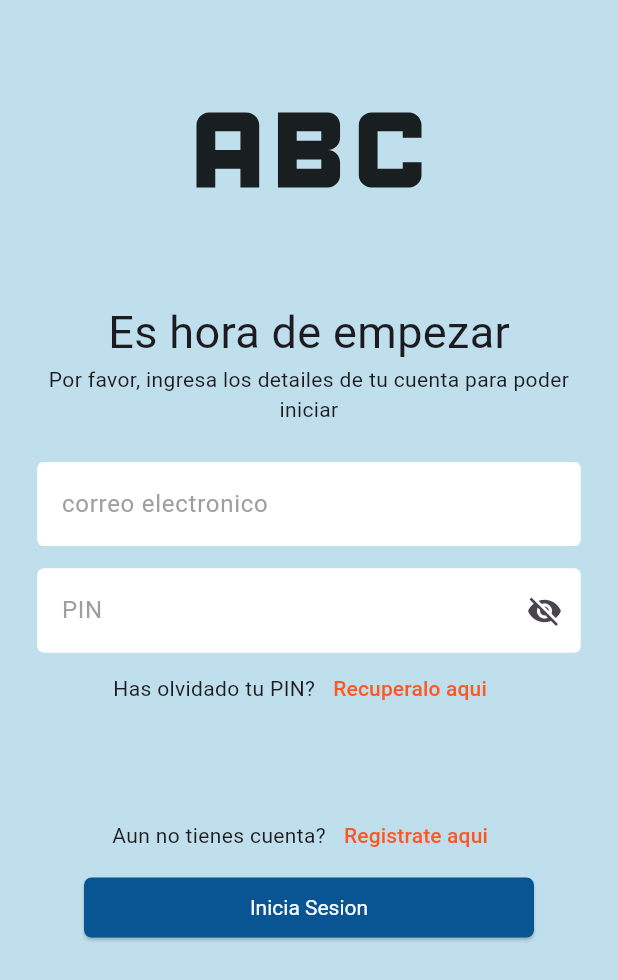
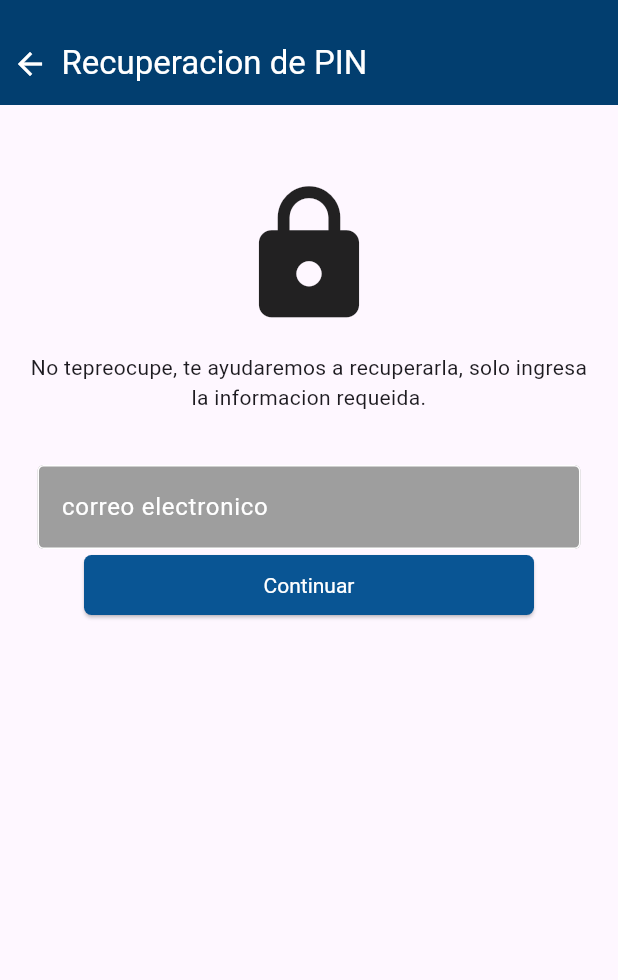
Before and after one commit to DinushaGihan/iedu, a Flutter app: the screen it shows after launch, on a phone screen of 412 x 824 dp. Shown: the top 980 px of the screen. Run offline on Flutter 3.47's test engine with Material 3 defaults, Android fonts, the light colour scheme and no system bars.

Commit message:
recovering PIN page

```diff
--- /dev/null
+++ b/lib/components/button.dart
@@ -0,0 +1,35 @@
+import 'package:flutter/material.dart';
+
+class MyButton extends StatelessWidget {
+  final button_title;
+  final double boxPositionHeight;
+
+   MyButton( {
+    super.key,
+    required this.button_title,
+    required this.boxPositionHeight,
+    });
+
+  @override
+  Widget build(BuildContext context) {
+
+
+    return Positioned(
+      top:boxPositionHeight * .75,
+      child: ElevatedButton(
+                  onPressed: () {},
+                  style: ElevatedButton.styleFrom(
+                    foregroundColor: (Colors.white),
+                    backgroundColor: (Color.fromARGB(255, 9, 85, 148)),
+                  shape: RoundedRectangleBorder(
+                  borderRadius: BorderRadius.circular(5), // Set the radius to 0 for a rectangular shape
+                ),
+                  elevation: 1.0,
+                  textStyle: const TextStyle(color: Colors.white),
+                  minimumSize: Size(300, 40),
+                ),
+                  child:  Text(button_title),
+                ),
+    );
+  }
+}
--- a/lib/components/my_textfield.dart
+++ b/lib/components/my_textfield.dart
@@ -5,6 +5,8 @@ class MyTextField extends StatelessWidget {
   final String hintText;
   final bool obscureText;
   final suffixIcon;
+  final fillColor;
+  final textColor;
 
    MyTextField({
     super.key,
@@ -12,6 +14,8 @@ class MyTextField extends StatelessWidget {
     required this.hintText,
     required this.obscureText,
     required this.suffixIcon,
+    required this.fillColor,
+    required this.textColor,
   });
 
   @override
@@ -30,10 +34,10 @@ class MyTextField extends StatelessWidget {
                     focusedBorder:  OutlineInputBorder(
                       borderSide: BorderSide(color: Colors.white),
                     ),
-                    fillColor: Colors.white,
+                    fillColor: fillColor,
                     filled: true,
                     hintText: hintText,
-                    hintStyle: TextStyle(color: Colors.grey[500]),
+                    hintStyle: TextStyle(color:textColor,),
                     suffixIcon:suffixIcon,
                   ),
 
--- a/lib/login_page.dart
+++ b/lib/login_page.dart
@@ -40,6 +40,8 @@ class LoginPage extends StatelessWidget {
                 hintText: 'correo electronico',
                 obscureText: false,
                 suffixIcon: null,
+                fillColor: Colors.white,
+                textColor: Colors.grey,
               ),
 
              SizedBox(height: 15,),
@@ -48,7 +50,9 @@ class LoginPage extends StatelessWidget {
                 controller: passwordController,
                 hintText: 'PIN',
                 obscureText: true,
-                suffixIcon: Icon(Icons. visibility_off)
+                suffixIcon: Icon(Icons. visibility_off),
+                fillColor: Colors.white,
+                textColor: Colors.grey,
               ),
 
               SizedBox(),
--- a/lib/main.dart
+++ b/lib/main.dart
@@ -1,5 +1,6 @@
 import 'package:flutter/material.dart';
 import 'package:iedu/login_page.dart';
+import 'package:iedu/pages/recover_pin.dart';
 //import 'package:device_preview/device_preview.dart';
 
 void main() => runApp( MyApp());
@@ -11,7 +12,8 @@ class MyApp extends StatelessWidget {
       // locale: DevicePreview.locale(context),
       // builder: DevicePreview.appBuilder,
 
-      home:  LoginPage(),
+      home:  RecoverPinState(),
+          //LoginPage(),
     );
   }
 }
--- /dev/null
+++ b/lib/pages/recover_pin.dart
@@ -0,0 +1,91 @@
+import 'package:flutter/material.dart';
+import 'package:flutter/widgets.dart';
+import 'package:iedu/components/button.dart';
+import 'package:iedu/components/my_textfield.dart';
+
+class RecoverPinState extends StatefulWidget {
+  const RecoverPinState({super.key});
+
+  @override
+  State<RecoverPinState> createState() => _RecoverPinStateState();
+}
+
+class _RecoverPinStateState extends State<RecoverPinState> {
+
+final usernameController = TextEditingController();
+
+
+
+  @override
+  Widget build(BuildContext context) {
+
+  double screenHeight = MediaQuery.of(context).size.height;
+
+    return Scaffold(
+      appBar: AppBar(
+
+        toolbarHeight: 70,
+        leadingWidth: 25,
+        leading: Padding(
+          padding: const EdgeInsets.only(top:15.0),
+          child: IconButton(onPressed: (){}, icon: const Icon(Icons.arrow_back),),
+        ),
+        title: const Padding(
+          padding: EdgeInsets.only(top:15.0),
+          child: Text('Recuperacion de PIN',
+          textAlign: TextAlign.left,),
+        ),
+        backgroundColor: (const Color.fromARGB(255, 2, 62, 111)),foregroundColor: (Colors.white),
+      ),
+
+      body:  SafeArea(
+        child: Center(
+          child: Column(
+            children: [
+              SizedBox(height:50),
+              Icon(Icons.lock,
+              size: 100,),
+
+              Padding(
+                padding: EdgeInsets.only(top:15,left:20.0, right: 20),
+                child: Column(
+                  crossAxisAlignment: CrossAxisAlignment.center,
+                  mainAxisAlignment: MainAxisAlignment.center,
+                  children: [
+                    Text('No tepreocupe, te ayudaremos a recuperarla, solo ingresa la informacion requeida.',
+                    textAlign: TextAlign.center,),
+                  ],
+              ),
+              ),
+
+              SizedBox(height: 35,) ,
+
+              MyTextField(
+                controller: usernameController,
+                hintText: 'correo electronico',
+                obscureText: false,
+                suffixIcon: null,
+                fillColor:Colors.grey,
+                textColor: Colors.white,
+                  ),
+
+
+
+              MyButton(
+                button_title: 'Continuar', boxPositionHeight: 0.7,
+
+
+               )
+                  ],
+
+
+                ),
+
+              //  Text('No tepreocupe, te ayudaremos a recuperarla, solo ingresa la informacion requeida.',
+              // style: TextStyle(fontSize: 15),),
+
+          ),
+        ),
+    );
+  }
+}
```
